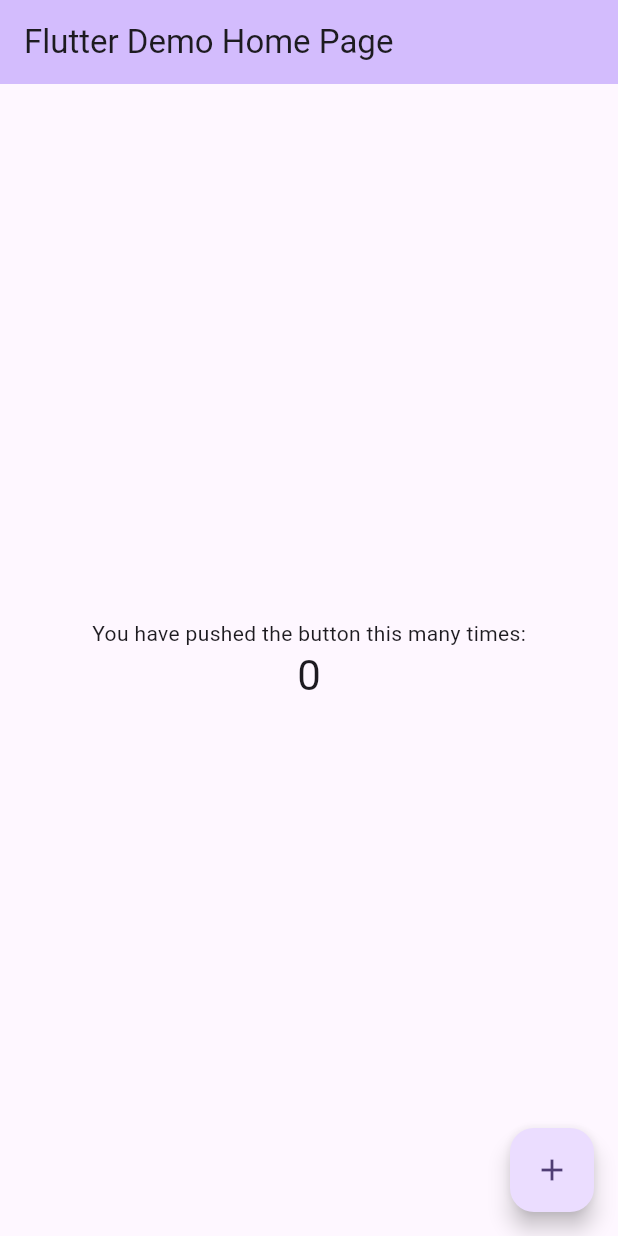
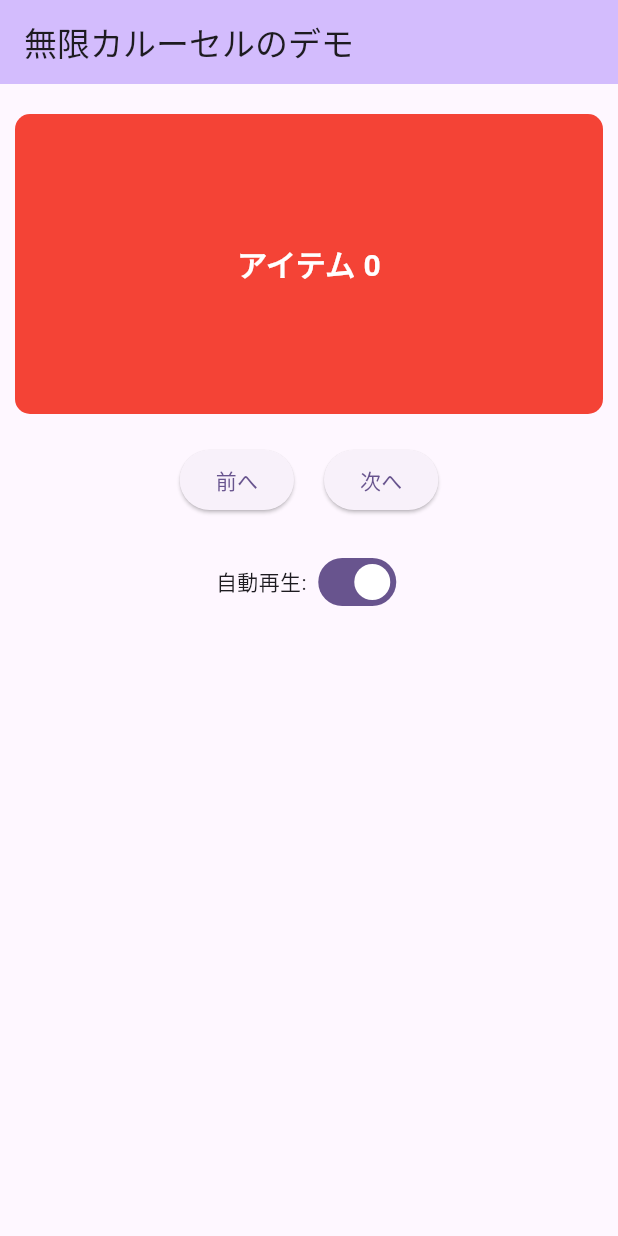
Before and after one commit to Luigi-jp/flutter-infinite-carousel, a Flutter app: the MyHomePage screen opened directly, on a phone screen of 412 x 824 dp. Run offline on Flutter 3.47's test engine with Material 3 defaults, Android fonts, the phone set to English and light mode, and no system bars.

Commit message:
プロジェクトをライブラリ構成からアプリケーション構成に変更

```diff
--- a/lib/infinite_carousel.dart
+++ /dev/null
@@ -1,3 +0,0 @@
-library infinite_carousel;
-
-export 'src/infinite_carousel.dart';
--- a/lib/main.dart
+++ b/lib/main.dart
@@ -1,4 +1,5 @@
 import 'package:flutter/material.dart';
+import 'widgets/infinite_carousel.dart';
 
 void main() {
   runApp(const MyApp());
@@ -11,7 +12,7 @@ class MyApp extends StatelessWidget {
   @override
   Widget build(BuildContext context) {
     return MaterialApp(
-      title: 'Flutter Demo',
+      title: '無限カルーセルのデモ',
       theme: ThemeData(
         // This is the theme of your application.
         //
@@ -31,7 +32,7 @@ class MyApp extends StatelessWidget {
         colorScheme: ColorScheme.fromSeed(seedColor: Colors.deepPurple),
         useMaterial3: true,
       ),
-      home: const MyHomePage(title: 'Flutter Demo Home Page'),
+      home: const MyHomePage(title: '無限カルーセルのデモ'),
     );
   }
 }
@@ -55,27 +56,11 @@ class MyHomePage extends StatefulWidget {
 }
 
 class _MyHomePageState extends State<MyHomePage> {
-  int _counter = 0;
-
-  void _incrementCounter() {
-    setState(() {
-      // This call to setState tells the Flutter framework that something has
-      // changed in this State, which causes it to rerun the build method below
-      // so that the display can reflect the updated values. If we changed
-      // _counter without calling setState(), then the build method would not be
-      // called again, and so nothing would appear to happen.
-      _counter++;
-    });
-  }
+  final GlobalKey<InfiniteCarouselState> _carouselKey = GlobalKey();
+  bool _autoPlay = true;
 
   @override
   Widget build(BuildContext context) {
-    // This method is rerun every time setState is called, for instance as done
-    // by the _incrementCounter method above.
-    //
-    // The Flutter framework has been optimized to make rerunning build methods
-    // fast, so that you can just rebuild anything that needs updating rather
-    // than having to individually change instances of widgets.
     return Scaffold(
       appBar: AppBar(
         // TRY THIS: Try changing the color here to a specific color (to
@@ -86,40 +71,76 @@ class _MyHomePageState extends State<MyHomePage> {
         // the App.build method, and use it to set our appbar title.
         title: Text(widget.title),
       ),
-      body: Center(
-        // Center is a layout widget. It takes a single child and positions it
-        // in the middle of the parent.
-        child: Column(
-          // Column is also a layout widget. It takes a list of children and
-          // arranges them vertically. By default, it sizes itself to fit its
-          // children horizontally, and tries to be as tall as its parent.
-          //
-          // Column has various properties to control how it sizes itself and
-          // how it positions its children. Here we use mainAxisAlignment to
-          // center the children vertically; the main axis here is the vertical
-          // axis because Columns are vertical (the cross axis would be
-          // horizontal).
-          //
-          // TRY THIS: Invoke "debug painting" (choose the "Toggle Debug Paint"
-          // action in the IDE, or press "p" in the console), to see the
-          // wireframe for each widget.
-          mainAxisAlignment: MainAxisAlignment.center,
-          children: <Widget>[
-            const Text(
-              'You have pushed the button this many times:',
+      body: Column(
+        children: [
+          const SizedBox(height: 20),
+          SizedBox(
+            height: 200,
+            child: InfiniteCarousel(
+              key: _carouselKey,
+              itemCount: 5,
+              autoPlay: _autoPlay,
+              autoPlayInterval: const Duration(seconds: 2),
+              itemBuilder: (context, index) {
+                return Container(
+                  margin: const EdgeInsets.symmetric(horizontal: 10),
+                  decoration: BoxDecoration(
+                    color: Colors.primaries[index % Colors.primaries.length],
+                    borderRadius: BorderRadius.circular(10),
+                  ),
+                  child: Center(
+                    child: Text(
+                      'アイテム $index',
+                      style: const TextStyle(
+                        color: Colors.white,
+                        fontSize: 20,
+                        fontWeight: FontWeight.bold,
+                      ),
+                    ),
+                  ),
+                );
+              },
+              onPageChanged: (index) {
+                print('現在のページ: $index');
+              },
             ),
-            Text(
-              '$_counter',
-              style: Theme.of(context).textTheme.headlineMedium,
-            ),
-          ],
-        ),
+          ),
+          const SizedBox(height: 20),
+          Row(
+            mainAxisAlignment: MainAxisAlignment.center,
+            children: [
+              ElevatedButton(
+                onPressed: () {
+                  _carouselKey.currentState?.previousPage();
+                },
+                child: const Text('前へ'),
+              ),
+              const SizedBox(width: 20),
+              ElevatedButton(
+                onPressed: () {
+                  _carouselKey.currentState?.nextPage();
+                },
+                child: const Text('次へ'),
+              ),
+            ],
+          ),
+          const SizedBox(height: 20),
+          Row(
+            mainAxisAlignment: MainAxisAlignment.center,
+            children: [
+              const Text('自動再生: '),
+              Switch(
+                value: _autoPlay,
+                onChanged: (value) {
+                  setState(() {
+                    _autoPlay = value;
+                  });
+                },
+              ),
+            ],
+          ),
+        ],
       ),
-      floatingActionButton: FloatingActionButton(
-        onPressed: _incrementCounter,
-        tooltip: 'Increment',
-        child: const Icon(Icons.add),
-      ), // This trailing comma makes auto-formatting nicer for build methods.
     );
   }
 }
```
Also changed, not shown: example/main.dart (deleted, +0 -112 lines), pubspec.yaml (+4 -4 lines), lib/widgets/infinite_carousel.dart (line endings or trailing spaces), pubspec.lock, 3 other files.
